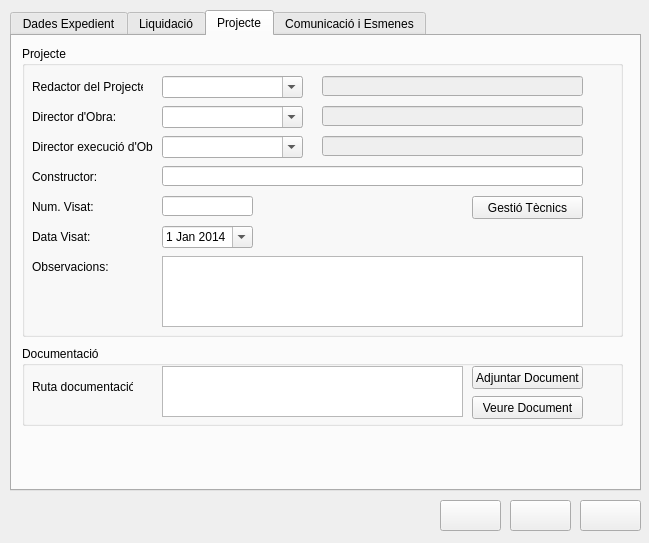
Qt form src/exp_om.ui (daviderill/expedients) before a commit.
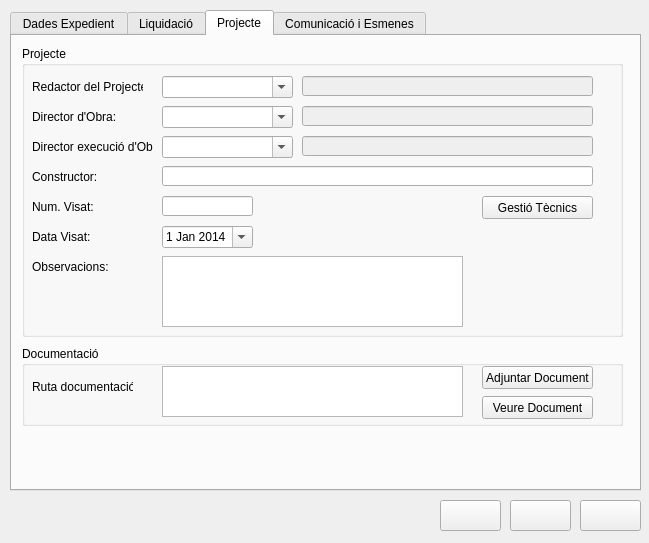
The same form after that commit. The open tabs and pages were chosen to show the change. Icons and pictures are not drawn.

```diff
--- a/src/exp_om.ui
+++ b/src/exp_om.ui
@@ -1890,9 +1890,9 @@
       </property>
       <property name="geometry">
        <rect>
-        <x>300</x>
+        <x>280</x>
         <y>30</y>
-        <width>261</width>
+        <width>291</width>
         <height>20</height>
        </rect>
       </property>
@@ -1948,9 +1948,9 @@
       </property>
       <property name="geometry">
        <rect>
-        <x>300</x>
+        <x>280</x>
         <y>60</y>
-        <width>261</width>
+        <width>291</width>
         <height>20</height>
        </rect>
       </property>
@@ -1964,7 +1964,7 @@
      <widget class="QPushButton" name="btnTecnic">
       <property name="geometry">
        <rect>
-        <x>450</x>
+        <x>460</x>
         <y>150</y>
         <width>111</width>
         <height>23</height>
@@ -1982,7 +1982,7 @@
        <rect>
         <x>140</x>
         <y>120</y>
-        <width>421</width>
+        <width>431</width>
         <height>20</height>
        </rect>
       </property>
@@ -1999,9 +1999,9 @@
       </property>
       <property name="geometry">
        <rect>
-        <x>300</x>
+        <x>280</x>
         <y>90</y>
-        <width>261</width>
+        <width>291</width>
         <height>20</height>
        </rect>
       </property>
@@ -2064,7 +2064,7 @@
        <rect>
         <x>140</x>
         <y>30</y>
-        <width>141</width>
+        <width>131</width>
         <height>22</height>
        </rect>
       </property>
@@ -2077,7 +2077,7 @@
        <rect>
         <x>140</x>
         <y>60</y>
-        <width>141</width>
+        <width>131</width>
         <height>22</height>
        </rect>
       </property>
@@ -2090,7 +2090,7 @@
        <rect>
         <x>140</x>
         <y>90</y>
-        <width>141</width>
+        <width>131</width>
         <height>22</height>
        </rect>
       </property>
@@ -2116,7 +2116,7 @@
        <rect>
         <x>140</x>
         <y>210</y>
-        <width>421</width>
+        <width>301</width>
         <height>71</height>
        </rect>
       </property>
@@ -2137,7 +2137,7 @@
      <widget class="QPushButton" name="btnDoc">
       <property name="geometry">
        <rect>
-        <x>450</x>
+        <x>460</x>
         <y>20</y>
         <width>111</width>
         <height>23</height>
@@ -2173,7 +2173,7 @@
      <widget class="QPushButton" name="btnOpenDoc">
       <property name="geometry">
        <rect>
-        <x>450</x>
+        <x>460</x>
         <y>50</y>
         <width>111</width>
         <height>23</height>
```
Left out of the diff: 8 changed lines with no effect on the pictures.
